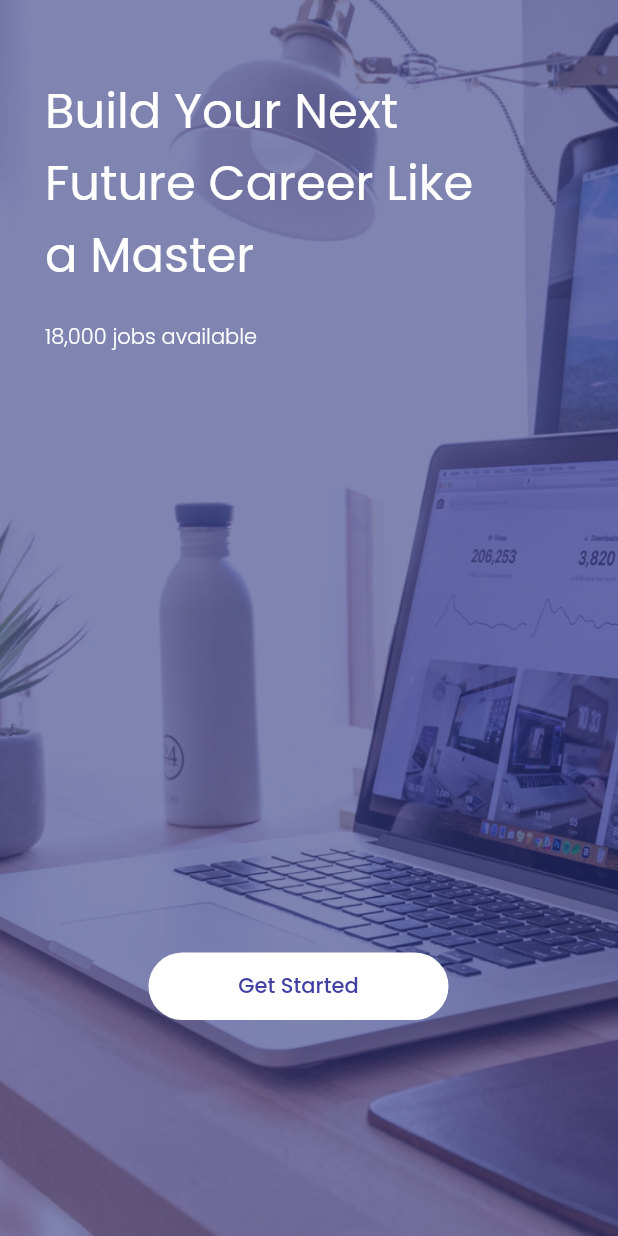
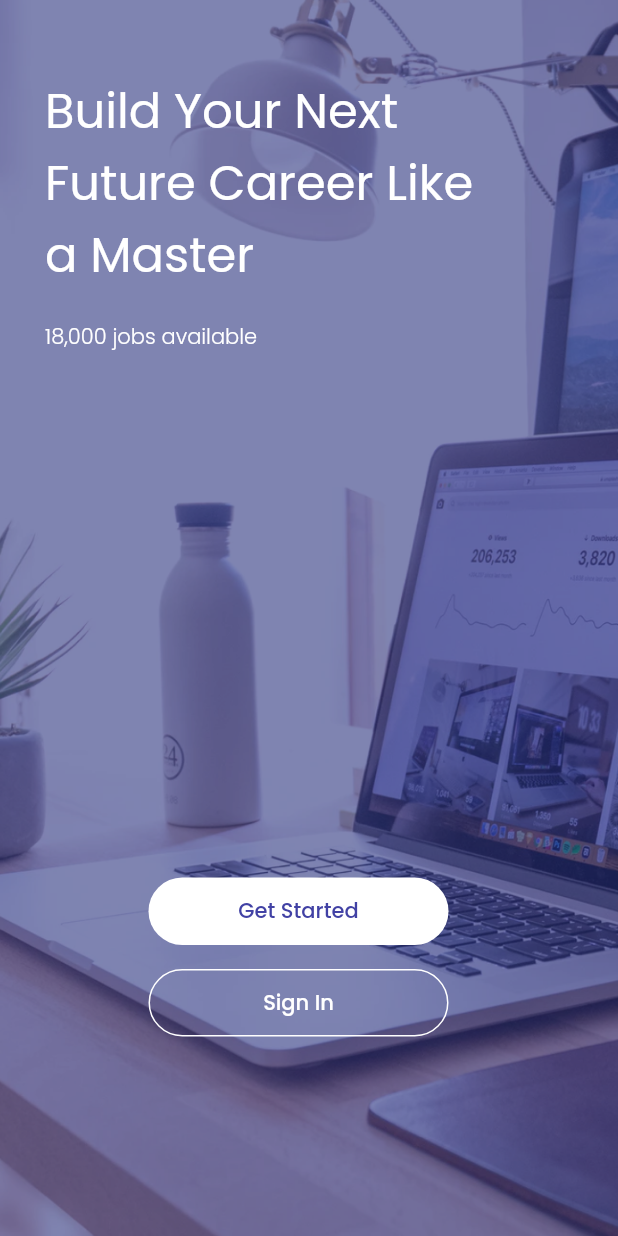
Before and after one commit to perymerdeka/future-jobs, a Flutter app: the screen it shows after launch, on a phone screen of 412 x 824 dp. Run offline on Flutter 3.47's test engine with Material 2 defaults, Android fonts, the phone set to English and light mode, and no system bars; our stand-ins replace google_fonts.

Commit message:
Done Adding Sign In Button and FullScreen Mode

```diff
--- a/lib/pages/onboarding_screen.dart
+++ b/lib/pages/onboarding_screen.dart
@@ -1,9 +1,21 @@
 import 'package:flutter/material.dart';
+import 'package:flutter/services.dart';
 import 'package:google_fonts/google_fonts.dart';
 
-class OnBoardingScreen extends StatelessWidget {
+class OnBoardingScreen extends StatefulWidget {
   const OnBoardingScreen({Key? key}) : super(key: key);
   static const routeName = '/onboarding';
+
+  @override
+  State<OnBoardingScreen> createState() => _OnBoardingScreenState();
+}
+
+class _OnBoardingScreenState extends State<OnBoardingScreen> {
+  @override
+  void initState() {
+    super.initState();
+    SystemChrome.setEnabledSystemUIMode(SystemUiMode.immersiveSticky);
+  }
 
   @override
   Widget build(BuildContext context) {
@@ -39,7 +51,7 @@ class OnBoardingScreen extends StatelessWidget {
                 ),
                 Center(
                   child: Padding(
-                    padding: const EdgeInsets.only(top: 400),
+                    padding: const EdgeInsets.only(top: 350),
                     child: SizedBox(
                       width: 200,
                       height: 45,
@@ -58,6 +70,30 @@ class OnBoardingScreen extends StatelessWidget {
                           )),
                     ),
                   ),
+                ),
+                Center(
+                  child: Padding(
+                    padding: const EdgeInsets.only(
+                      top: 16,
+                    ),
+                    child: SizedBox(
+                      width: 200,
+                      height: 45,
+                      child: OutlinedButton(
+                          style: OutlinedButton.styleFrom(
+                              side: const BorderSide(color: Colors.white),
+                              shape: RoundedRectangleBorder(
+                                  borderRadius: BorderRadius.circular(66))),
+                          onPressed: () {},
+                          child: Text(
+                            'Sign In',
+                            style: GoogleFonts.poppins(
+                                color: Colors.white,
+                                fontSize: 14,
+                                fontWeight: FontWeight.w500),
+                          )),
+                    ),
+                  ),
                 )
               ],
             ),
--- a/lib/pages/splash_screen.dart
+++ b/lib/pages/splash_screen.dart
@@ -1,6 +1,7 @@
 import 'dart:async';
 
 import 'package:flutter/material.dart';
+import 'package:flutter/services.dart';
 import 'package:future_jobs/pages/onboarding_screen.dart';
 import 'package:google_fonts/google_fonts.dart';
 
@@ -14,13 +15,13 @@ class SplashScreenPage extends StatefulWidget {
 }
 
 class _SplashScreenPageState extends State<SplashScreenPage> {
-
   // Timer for Redirect to OnBoradring Page
   @override
   void initState() {
     super.initState();
-
-    Timer(const Duration(seconds: 3), () => Navigator.pushNamed(context, OnBoardingScreen.routeName));
+    SystemChrome.setEnabledSystemUIMode(SystemUiMode.immersiveSticky);
+    Timer(const Duration(seconds: 3),
+        () => Navigator.pushNamed(context, OnBoardingScreen.routeName));
   }
 
   @override
```
